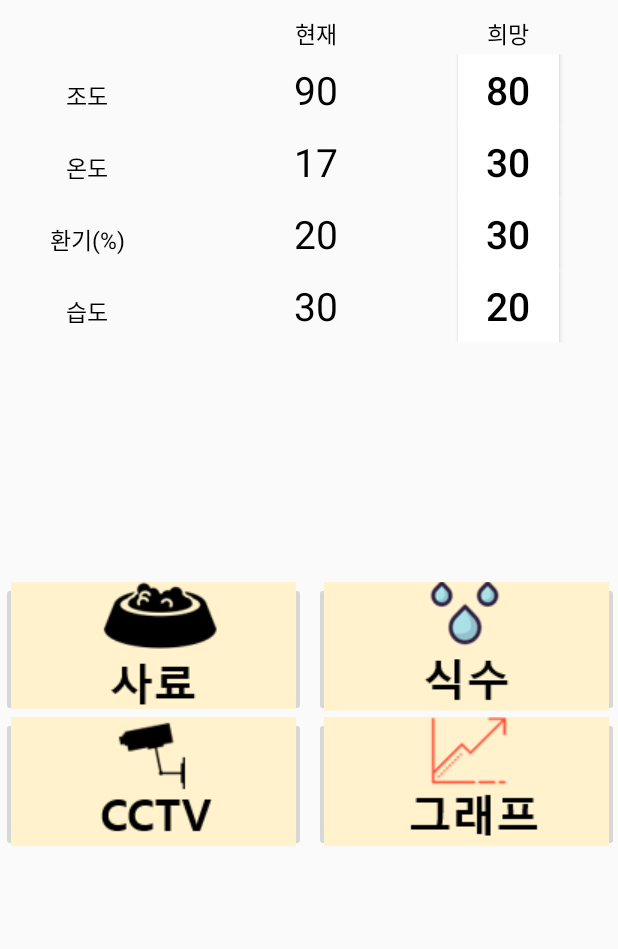
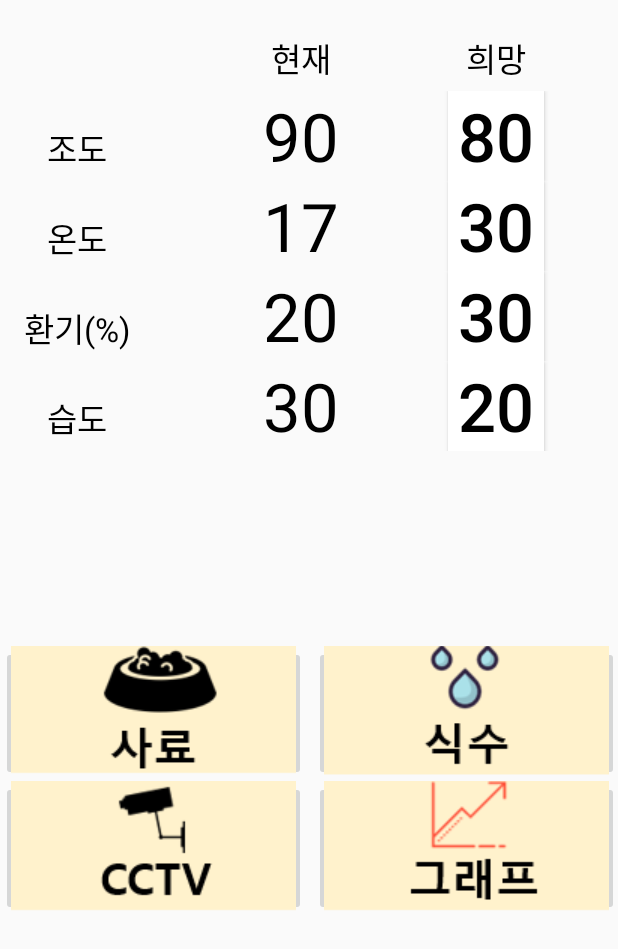
Before and after one commit to Jake2433/CreativeDesign, an Android app: the StatusActivity screen opened directly, with no data from a screen before it, on a phone screen of 412 x 824 dp. Shown: the top 949 px of the screen. Run offline under Robolectric (Android 15) with nearby library versions, the phone set to English and light mode, and no system bars.

Commit message:
먹이 및 식수 다이얼로그 설정, 폰트크기 조정

```diff
--- a/SmartFarm/app/src/main/res/layout/activity_status.xml
+++ b/SmartFarm/app/src/main/res/layout/activity_status.xml
@@ -163,16 +163,17 @@
         <TableRow
             android:layout_width="match_parent"
             android:layout_height="match_parent"
-            android:layout_marginTop="160dp">
+            android:layout_marginTop="130dp">
 
             <ImageButton
                 android:id="@+id/BtnFeed"
                 style="@style/BtnManipulation"
                 android:layout_width="170dp"
                 android:layout_height="90dp"
+                android:layout_marginRight="5dp"
                 android:layout_weight="1"
-                app:srcCompat="@drawable/feed"
-                android:layout_marginRight="5dp"/>
+                android:onClick="ClickFeed"
+                app:srcCompat="@drawable/feed" />
 
             <ImageButton
                 android:id="@+id/BtnWater"
@@ -180,6 +181,7 @@
                 android:layout_width="170dp"
                 android:layout_height="90dp"
                 android:layout_weight="1"
+                android:onClick="ClickWater"
                 app:srcCompat="@drawable/water" />
 
         </TableRow>
@@ -193,10 +195,10 @@
                 style="@style/BtnManipulation"
                 android:layout_width="170dp"
                 android:layout_height="90dp"
+                android:layout_marginRight="5dp"
                 android:layout_weight="1"
-                app:srcCompat="@drawable/cctv"
-                android:layout_marginRight="5dp"
-                android:onClick="ClickCCTV"/>
+                android:onClick="ClickCCTV"
+                app:srcCompat="@drawable/cctv" />
 
             <ImageButton
                 android:id="@+id/BtnGraph"
--- a/SmartFarm/app/src/main/res/values/styles.xml
+++ b/SmartFarm/app/src/main/res/values/styles.xml
@@ -13,15 +13,15 @@
 
     <style name="StatusName">
         <item name="android:layout_width">fill_parent</item>
-        <item name="android:textSize">15sp</item>
-        <item name="android:layout_marginRight">40dp</item>
+        <item name="android:textSize">10pt</item>
         <item name="android:textColor">@android:color/black</item>
+        <item name="android:layout_marginRight">50dp</item>
         <item name="android:gravity">center</item>
         <item name="android:layout_weight">1</item>
     </style>
 
     <style name="StatusValue" parent="StatusName">
-        <item name="android:textSize">26sp</item>
+        <item name="android:textSize">20pt</item>
     </style>
 
     <style name="DesirButton" parent="StatusValue">
```
Also changed, not shown: SmartFarm/app/src/main/java/com/example/kyb24/smartfarm/Activitys/StatusActivity.java (+84 -27 lines), SmartFarm/app/src/main/res/drawable/feed_icon.png (added), SmartFarm/app/src/main/res/drawable/water_icon.png (added).
